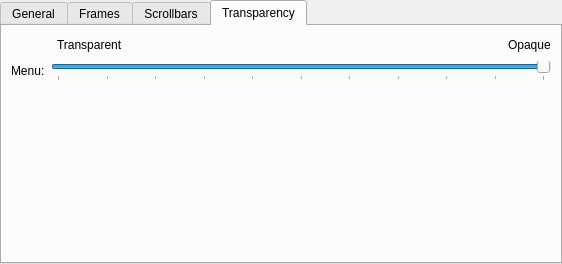
Sonic-DE/sonic-breeze, file kstyle/config/ui/breezestyleconfig.ui: the form before one commit.
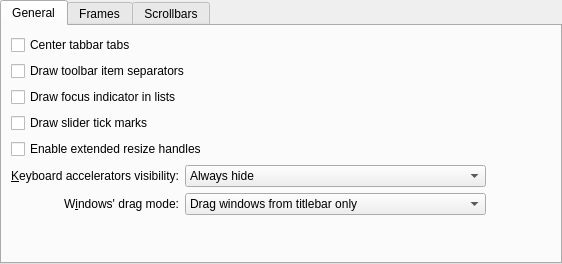
The form after the commit. The open tabs and pages were chosen to show the change.

Commit message:
Read menu opacity from the shared Transparency setting
The menu opacity option leaves Breeze's own settings; menus follow
[Menus] Opacity, and an earlier Breeze value is moved there once.

Patch:
```diff
--- a/kstyle/config/ui/breezestyleconfig.ui
+++ b/kstyle/config/ui/breezestyleconfig.ui
@@ -310,140 +310,6 @@
        </item>
       </layout>
      </widget>
-     <widget class="QWidget" name="tab_5">
-      <attribute name="title">
-       <string>Transparency</string>
-      </attribute>
-      <layout class="QGridLayout" name="gridLayout_2">
-       <item row="10" column="1">
-        <spacer name="verticalSpacer_5">
-         <property name="orientation">
-          <enum>Qt::Vertical</enum>
-         </property>
-         <property name="sizeHint" stdset="0">
-          <size>
-           <width>20</width>
-           <height>40</height>
-          </size>
-         </property>
-        </spacer>
-       </item>
-       <item row="1" column="1">
-        <layout class="QHBoxLayout" name="horizontalLayout_2">
-         <item>
-          <widget class="QLabel" name="_menuOpacityTransparentLabel">
-           <property name="text">
-            <string>Transparent</string>
-           </property>
-          </widget>
-         </item>
-         <item>
-          <spacer name="horizontalSpacer_6">
-           <property name="orientation">
-            <enum>Qt::Horizontal</enum>
-           </property>
-           <property name="sizeHint" stdset="0">
-            <size>
-             <width>40</width>
-             <height>20</height>
-            </size>
-           </property>
-          </spacer>
-         </item>
-         <item>
-          <widget class="QLabel" name="_menuOpacityOpaqueLabel">
-           <property name="sizePolicy">
-            <sizepolicy hsizetype="Minimum" vsizetype="Preferred">
-             <horstretch>0</horstretch>
-             <verstretch>0</verstretch>
-            </sizepolicy>
-           </property>
-           <property name="text">
-            <string>Opaque</string>
-           </property>
-          </widget>
-         </item>
-        </layout>
-       </item>
-       <item row="7" column="0" colspan="2">
-        <layout class="QHBoxLayout" name="horizontalLayout">
-         <item>
-          <widget class="QLabel" name="_menuGroupDescription">
-           <property name="text">
-            <string>Menu:</string>
-           </property>
-          </widget>
-         </item>
-         <item>
-          <widget class="QSlider" name="_menuOpacity">
-           <property name="minimum">
-            <number>0</number>
-           </property>
-           <property name="maximum">
-            <number>100</number>
-           </property>
-           <property name="singleStep">
-            <number>1</number>
-           </property>
-           <property name="pageStep">
-            <number>10</number>
-           </property>
-           <property name="value">
-            <number>100</number>
-           </property>
-           <property name="orientation">
-            <enum>Qt::Horizontal</enum>
-           </property>
-           <property name="invertedAppearance">
-            <bool>false</bool>
-           </property>
-           <property name="invertedControls">
-            <bool>false</bool>
-           </property>
-           <property name="tickPosition">
-            <enum>QSlider::TicksBelow</enum>
-           </property>
-           <property name="tickInterval">
-            <number>10</number>
-           </property>
-          </widget>
-         </item>
-        </layout>
-       </item>
-       <item row="1" column="0">
-        <spacer name="horizontalSpacer_5">
-         <property name="orientation">
-          <enum>Qt::Horizontal</enum>
-         </property>
-         <property name="sizeType">
-          <enum>QSizePolicy::Fixed</enum>
-         </property>
-         <property name="sizeHint" stdset="0">
-          <size>
-           <width>40</width>
-           <height>20</height>
-          </size>
-         </property>
-        </spacer>
-       </item>
-       <item row="9" column="0" colspan="2">
-        <spacer name="horizontalSpacer_4">
-         <property name="orientation">
-          <enum>Qt::Horizontal</enum>
-         </property>
-         <property name="sizeType">
-          <enum>QSizePolicy::Preferred</enum>
-         </property>
-         <property name="sizeHint" stdset="0">
-          <size>
-           <width>542</width>
-           <height>20</height>
-          </size>
-         </property>
-        </spacer>
-       </item>
-      </layout>
-     </widget>
     </widget>
    </item>
   </layout>
```
The commit also changes 5 other files.
